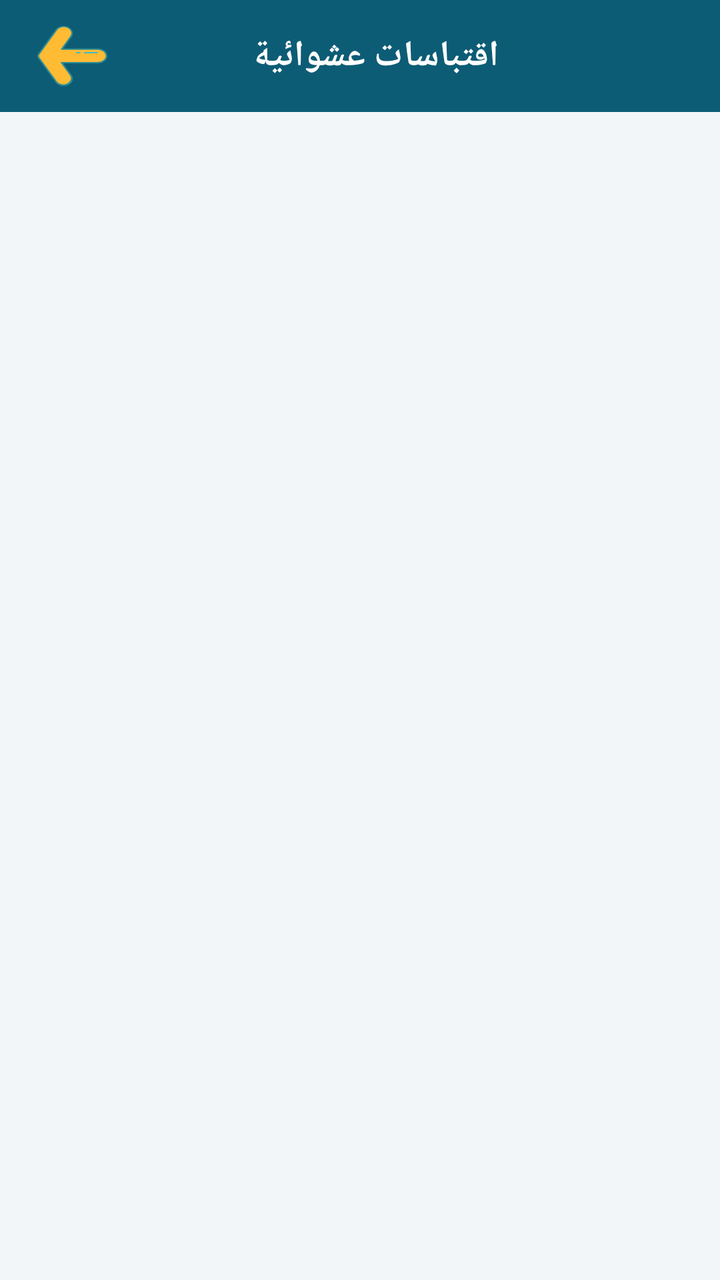
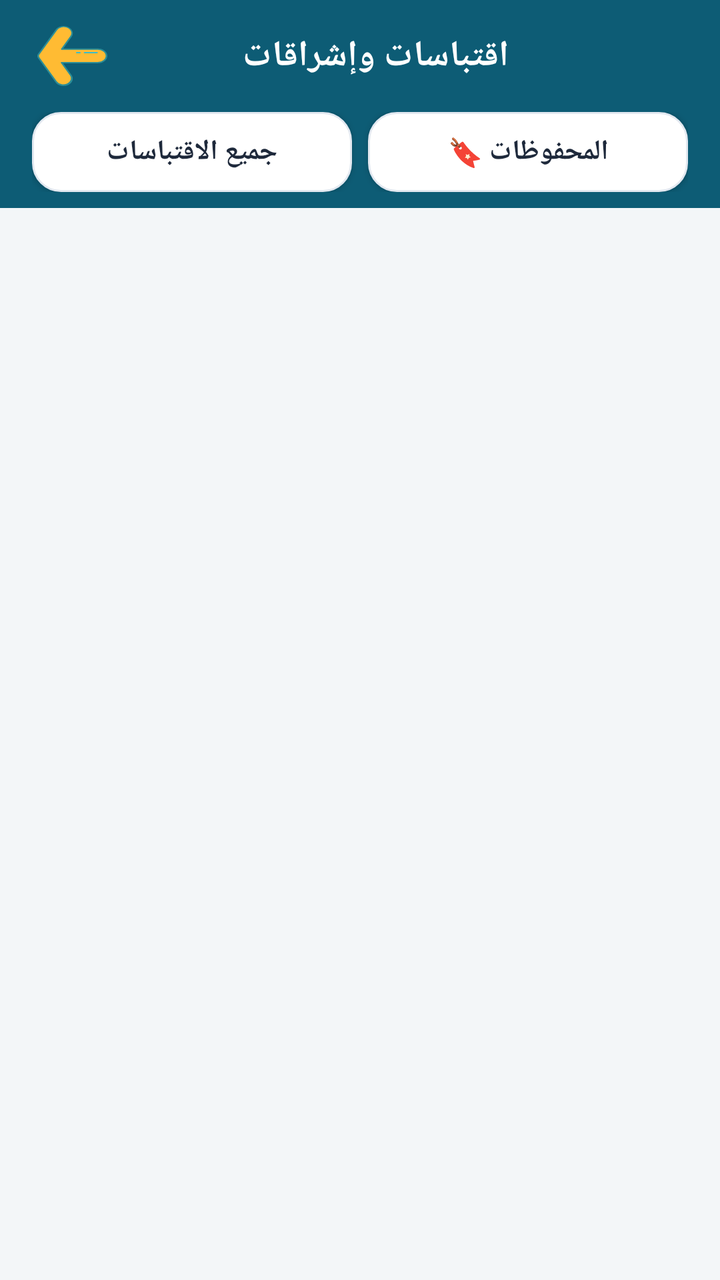

Two renders of the same Android screen: before a commit and after it. Below are the layout's source before the change and the commit's diff.
<!-- AndroidManifest.xml: application theme AppTheme -->
<!-- res/layout/activity_notifications_messages.xml -->
<?xml version="1.0" encoding="utf-8"?>
<LinearLayout xmlns:android="http://schemas.android.com/apk/res/android"
    xmlns:app="http://schemas.android.com/apk/res-auto"
    xmlns:tools="http://schemas.android.com/tools"
    android:layout_width="match_parent"
    android:layout_height="match_parent"
    android:background="@color/bg_main"
    android:orientation="vertical"
    tools:context=".notifications_messages.NotificationsMessagesActivity">

    
    <com.google.android.material.appbar.AppBarLayout
        android:layout_width="match_parent"
        android:layout_height="wrap_content"
        android:background="@color/colorPrimary">

        <androidx.appcompat.widget.Toolbar
            android:id="@+id/toolbar"
            android:layout_width="match_parent"
            android:layout_height="?attr/actionBarSize"
            android:background="@color/colorPrimary"
            app:popupTheme="@style/AppTheme.PopupOverlay">

            <RelativeLayout
                android:layout_width="match_parent"
                android:layout_height="wrap_content"
                android:paddingEnd="16dp">

                <androidx.appcompat.widget.AppCompatImageButton
                    android:id="@+id/back_button"
                    android:layout_width="40dp"
                    android:layout_height="40dp"
                    android:layout_alignParentStart="true"
                    android:layout_centerVertical="true"
                    android:background="?attr/selectableItemBackgroundBorderless"
                    android:src="@drawable/ic_back_button" />

                <TextView
                    android:id="@+id/toolbar_title"
                    android:layout_width="wrap_content"
                    android:layout_height="wrap_content"
                    android:layout_centerInParent="true"
                    android:fontFamily="@font/flat5"
                    android:text="اقتباسات عشوائية"
                    android:textColor="@color/text_white"
                    android:textSize="18sp"
                    android:textStyle="bold" />
            </RelativeLayout>
        </androidx.appcompat.widget.Toolbar>
    </com.google.android.material.appbar.AppBarLayout>

    <androidx.recyclerview.widget.RecyclerView
        android:id="@+id/rec"
        android:layout_width="match_parent"
        android:layout_height="0dp"
        android:layout_weight="1"
        android:clipToPadding="false"
        android:padding="8dp" />

    <LinearLayout
        android:id="@+id/no_internet_layout"
        android:layout_width="match_parent"
        android:layout_height="wrap_content"
        android:gravity="center_horizontal"
        android:orientation="vertical"
        android:padding="20dp"
        android:visibility="gone">

        <com.airbnb.lottie.LottieAnimationView
            android:id="@+id/animation_view"
            android:layout_width="match_parent"
            android:layout_height="180dp"
            app:lottie_autoPlay="true"
            app:lottie_fileName="login.json"
            app:lottie_loop="true" />

        <androidx.cardview.widget.CardView
            android:layout_width="match_parent"
            android:layout_height="wrap_content"
            android:layout_marginTop="16dp"
            app:cardBackgroundColor="@color/card_bg"
            app:cardCornerRadius="14dp"
            app:cardElevation="2dp">

            <TextView
                style="@style/TextAppearance.AllTextView"
                android:layout_width="match_parent"
                android:layout_height="wrap_content"
                android:fontFamily="@font/jazeera"
                android:gravity="center"
                android:padding="20dp"
                android:text="@string/no_internet_connection"
                android:textColor="@color/text_primary"
                android:textSize="18sp" />
        </androidx.cardview.widget.CardView>

        <androidx.appcompat.widget.AppCompatButton
            android:id="@+id/retry_button"
            android:layout_width="220dp"
            android:layout_height="54dp"
            android:layout_marginTop="20dp"
            android:background="@drawable/buoo"
            android:fontFamily="@font/jazeera"
            android:text="@string/try_again"
            android:textColor="@color/text_primary"
            android:textSize="18sp"
            android:textStyle="bold" />

    </LinearLayout>

    <FrameLayout
        android:id="@+id/adsContainer"
        android:layout_width="match_parent"
        android:layout_height="wrap_content"
        android:layout_gravity="bottom" />

</LinearLayout>
<!-- resources referenced by this layout -->
<resources>
  <color name="bg_main">#F3F6F8</color>
  <color name="card_bg">#FFFFFF</color>
  <color name="colorPrimary">#0D5C75</color>
  <color name="text_primary">#1E293B</color>
  <color name="text_white">#FFFFFF</color>
  <!-- drawable buoo (drawable) -->
  <?xml version="1.0" encoding="utf-8"?>
  <shape xmlns:android="http://schemas.android.com/apk/res/android">
      <solid android:color="@color/card_bg" />
      <corners android:radius="14dp" />
      <stroke
          android:color="@color/card_stroke"
          android:width="1dp" />
  </shape>
  <!-- drawable ic_back_button (drawable) -->
  <vector xmlns:android="http://schemas.android.com/apk/res/android"
      android:width="35dp"
      android:height="30dp"
      android:viewportWidth="168.75"
      android:viewportHeight="181.67">
    <path
        android:pathData="M3.51,85.16a11.35,11.35 0,0 0,0 11.33l42.15,73A20.28,20.28 0,0 0,73.36 177h0a20.28,20.28 0,0 0,7.42 -27.69L58.57,110.79h87.91a20.27,20.27 0,0 0,20.27 -20.27h0a20.27,20.27 0,0 0,-20.27 -20.28H58.92L80.77,32.4A20.27,20.27 0,0 0,73.35 4.71h0a20.26,20.26 0,0 0,-27.68 7.42Z"
        android:fillColor="#FFBB33"/>
    <path
        android:pathData="M57.46,180.9a22.11,22.11 0,0 1,-13.53 -10.37l-42.15,-73a13.38,13.38 0,0 1,0 -13.33h0l42.15,-73A22.3,22.3 0,0 1,74.35 3,22.27 22.27,0 0,1 82.51,33.4L62.39,68.25h84.09a22.27,22.27 0,1 1,0 44.54H62l20.48,35.46a22.28,22.28 0,0 1,-19.26 33.42A22,22 0,0 1,57.46 180.9ZM58.92,72.25a2,2 0,0 1,-1.73 -1,2 2,0 0,1 0,-2L79,31.4A18.27,18.27 0,1 0,47.4 13.13l-42.16,73a9.36,9.36 0,0 0,0 9.33l42.16,73A18.27,18.27 0,0 0,79 150.25L56.83,111.79a2,2 0,0 1,0 -2,2 2,0 0,1 1.74,-1h87.91a18.27,18.27 0,1 0,0 -36.54Z"
        android:fillColor="#2C8E97"/>
    <path
        android:pathData="M113.87,82.88h29.95a2,2 0,0 0,0 -4H113.87a2,2 0,0 0,0 4Z"
        android:fillColor="#3ABCC9"/>
    <path
        android:pathData="M95.12,82.88h7.54a2,2 0,0 0,0 -4H95.12a2,2 0,0 0,0 4Z"
        android:fillColor="#3ABCC9"/>
  </vector>
  <string name="no_internet_connection">يبدو أن اتصالك بالإنترنت غير متوفر حاليًا 😥. من فضلك تأكد من تفعيل شبكة الواي فاي أو بيانات الهاتف، ثم أعد فتح التطبيق مرة أخرى للاستمتاع بكامل الميزات 🌸.</string>
  <string name="try_again">اعادة المحاولة 🤔</string>
  <style name="AppTheme.PopupOverlay" parent="ThemeOverlay.MaterialComponents.Light" />
  <style name="TextAppearance.AllTextView" parent="android:TextAppearance">
          <item name="android:textColor">@color/text_primary</item>
      </style>
  <style name="AppTheme" parent="Theme.MaterialComponents.DayNight.NoActionBar">
          
          <item name="colorPrimary">@color/colorPrimary</item>
          <item name="colorPrimaryDark">@color/colorPrimaryDark</item>
          <item name="colorAccent">@color/colorAccent</item>
          <item name="android:statusBarColor">@color/colorPrimaryDark</item>
          <item name="android:windowBackground">@color/bg_main</item>
  
          
          <item name="bg">@color/bg_main</item>
          <item name="cardViewBackground">@color/card_bg</item>
          <item name="primaryTextColor">@color/text_primary</item>
          <item name="SecondaryTextColor">@color/text_secondary</item>
          <item name="btn_bg">@color/colorPrimary</item>
          <item name="mainItemsColor">@color/colorPrimary</item>
      </style>
  <color name="card_stroke">#E2E8F0</color>
  <color name="colorPrimaryDark">#083E50</color>
  <color name="colorAccent">#D4AF37</color>
  <color name="text_secondary">#64748B</color>
</resources>

<!-- the commit's change to res/layout/activity_notifications_messages.xml (unified diff, before → after) -->
@@ -24,6 +24,7 @@
             <RelativeLayout
                 android:layout_width="match_parent"
                 android:layout_height="wrap_content"
+                android:paddingStart="0dp"
                 android:paddingEnd="16dp">
 
                 <androidx.appcompat.widget.AppCompatImageButton
@@ -41,13 +42,79 @@
                     android:layout_height="wrap_content"
                     android:layout_centerInParent="true"
                     android:fontFamily="@font/flat5"
-                    android:text="اقتباسات عشوائية"
+                    android:text="اقتباسات وإشراقات"
                     android:textColor="@color/text_white"
                     android:textSize="18sp"
                     android:textStyle="bold" />
             </RelativeLayout>
         </androidx.appcompat.widget.Toolbar>
+
+        
+        <LinearLayout
+            android:layout_width="match_parent"
+            android:layout_height="48dp"
+            android:background="@color/colorPrimary"
+            android:orientation="horizontal"
+            android:paddingHorizontal="16dp"
+            android:paddingBottom="8dp"
+            android:weightSum="2">
+
+            <androidx.appcompat.widget.AppCompatButton
+                android:id="@+id/btn_tab_all"
+                android:layout_width="0dp"
+                android:layout_height="40dp"
+                android:layout_marginEnd="4dp"
+                android:layout_weight="1"
+                android:background="@drawable/buoo"
+                android:fontFamily="@font/flat5"
+                android:text="جميع الاقتباسات"
+                android:textColor="@color/text_primary"
+                android:textSize="14sp"
+                android:textStyle="bold" />
+
+            <androidx.appcompat.widget.AppCompatButton
+                android:id="@+id/btn_tab_saved"
+                android:layout_width="0dp"
+                android:layout_height="40dp"
+                android:layout_marginStart="4dp"
+                android:layout_weight="1"
+                android:background="@drawable/buoo1"
+                android:fontFamily="@font/flat5"
+                android:text="المحفوظات 🔖"
+                android:textColor="@color/text_primary"
+                android:textSize="14sp"
+                android:textStyle="bold" />
+        </LinearLayout>
     </com.google.android.material.appbar.AppBarLayout>
+
+    
+    <LinearLayout
+        android:id="@+id/layout_offline_banner"
+        android:layout_width="match_parent"
+        android:layout_height="wrap_content"
+        android:background="@color/chip_bg"
+        android:gravity="center"
+        android:orientation="horizontal"
+        android:paddingVertical="8dp"
+        android:visibility="gone">
+
+        <net.steamcrafted.materialiconlib.MaterialIconView
+            android:layout_width="18dp"
+            android:layout_height="18dp"
+            android:layout_marginEnd="6dp"
+            app:materialIcon="wifi_off"
+            app:materialIconColor="@color/colorPrimary"
+            app:materialIconSize="18dp" />
+
+        <TextView
+            android:layout_width="wrap_content"
+            android:layout_height="wrap_content"
+            android:fontFamily="@font/flat5"
+            android:text="أنت تتصفح الاقتباسات بدون اتصال إنترنت (أوفلاين) 📡"
+            android:textColor="@color/text_primary"
+            android:textSize="12sp"
+            android:textStyle="bold" />
+    </LinearLayout>
 
     <androidx.recyclerview.widget.RecyclerView
         android:id="@+id/rec"
<!-- resource entries referenced after the edit -->
@@ -2,10 +2,20 @@
 <resources>
   <color name="bg_main">#F3F6F8</color>
   <color name="card_bg">#FFFFFF</color>
+  <color name="chip_bg">#E6F0F3</color>
   <color name="colorPrimary">#0D5C75</color>
   <color name="text_primary">#1E293B</color>
   <color name="text_white">#FFFFFF</color>
   <!-- drawable buoo (drawable) -->
+  <?xml version="1.0" encoding="utf-8"?>
+  <shape xmlns:android="http://schemas.android.com/apk/res/android">
+      <solid android:color="@color/card_bg" />
+      <corners android:radius="14dp" />
+      <stroke
+          android:color="@color/card_stroke"
+          android:width="1dp" />
+  </shape>
+  <!-- drawable buoo1 (drawable) -->
   <?xml version="1.0" encoding="utf-8"?>
   <shape xmlns:android="http://schemas.android.com/apk/res/android">
       <solid android:color="@color/card_bg" />
